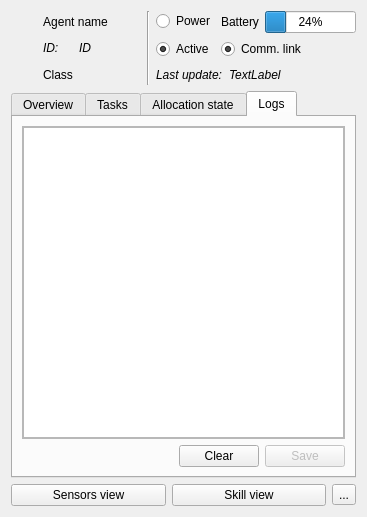
Before: the Qt Designer form gcs_mission_interface/resources/uis/robot_overview.ui in vguillet/gcs_mission_interface, drawn with Qt 5.
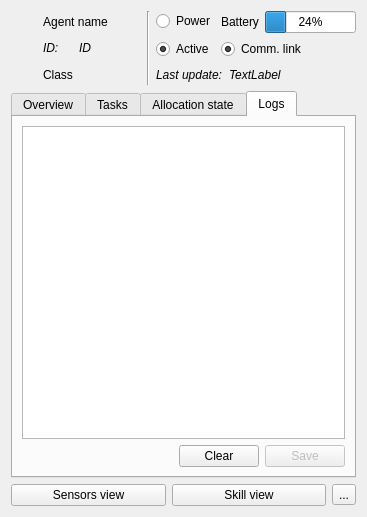
After: the same form once the commit is applied. The open tabs and pages were chosen to show the change.

Patch:
```diff
--- a/gcs_mission_interface/resources/uis/robot_overview.ui
+++ b/gcs_mission_interface/resources/uis/robot_overview.ui
@@ -672,38 +672,7 @@
       </attribute>
       <layout class="QVBoxLayout" name="verticalLayout_16">
        <item>
-        <widget class="QScrollArea" name="scrollArea">
-         <property name="widgetResizable">
-          <bool>true</bool>
-         </property>
-         <widget class="QWidget" name="scrollAreaWidgetContents">
-          <property name="geometry">
-           <rect>
-            <x>0</x>
-            <y>0</y>
-            <width>295</width>
-            <height>248</height>
-           </rect>
-          </property>
-          <layout class="QVBoxLayout" name="verticalLayout_17">
-           <property name="leftMargin">
-            <number>0</number>
-           </property>
-           <property name="topMargin">
-            <number>0</number>
-           </property>
-           <property name="rightMargin">
-            <number>0</number>
-           </property>
-           <property name="bottomMargin">
-            <number>0</number>
-           </property>
-           <item>
-            <widget class="QPlainTextEdit" name="plainTextEdit_logs"/>
-           </item>
-          </layout>
-         </widget>
-        </widget>
+        <widget class="QPlainTextEdit" name="plainTextEdit_logs"/>
        </item>
        <item>
         <layout class="QHBoxLayout" name="horizontalLayout_13">
```
Left out of the diff: 8 changed lines with no effect on the pictures.
